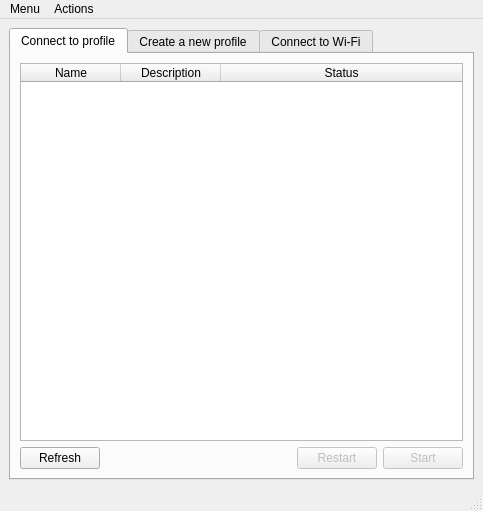
First picture: the form in sources/gui/src/mainwindow.ui, repository arcan1s/netctl-gui, before the edit.
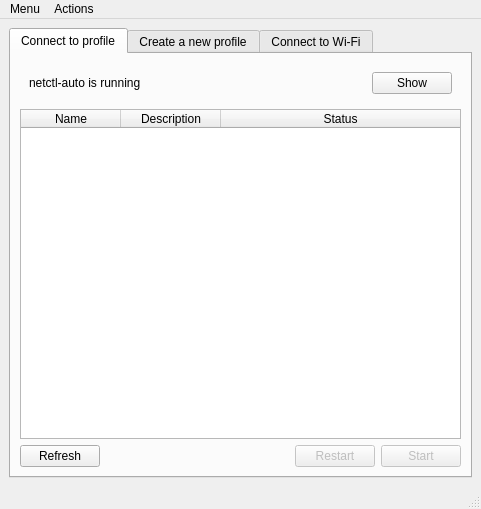
Second picture: the form after the edit. Icons and pictures are not drawn.

Commit message: added netctl-auto support to profiles

What changed in the file:
```diff
--- a/sources/gui/src/mainwindow.ui
+++ b/sources/gui/src/mainwindow.ui
@@ -6,8 +6,8 @@
    <rect>
     <x>0</x>
     <y>0</y>
-    <width>483</width>
-    <height>511</height>
+    <width>481</width>
+    <height>509</height>
    </rect>
   </property>
   <property name="windowTitle">
@@ -25,6 +25,32 @@
         <string>Connect to profile</string>
        </attribute>
        <layout class="QVBoxLayout" name="verticalLayout">
+        <item>
+         <widget class="QWidget" name="widget_netctlAuto" native="true">
+          <layout class="QHBoxLayout" name="layout_netctlAuto">
+           <item>
+            <widget class="QLabel" name="label_netctlAuto">
+             <property name="sizePolicy">
+              <sizepolicy hsizetype="Expanding" vsizetype="Preferred">
+               <horstretch>0</horstretch>
+               <verstretch>0</verstretch>
+              </sizepolicy>
+             </property>
+             <property name="text">
+              <string>netctl-auto is running</string>
+             </property>
+            </widget>
+           </item>
+           <item>
+            <widget class="QPushButton" name="pushButton_netctlAuto">
+             <property name="text">
+              <string>Show</string>
+             </property>
+            </widget>
+           </item>
+          </layout>
+         </widget>
+        </item>
         <item>
          <widget class="QTableWidget" name="tableWidget_main">
           <property name="contextMenuPolicy">
@@ -341,7 +367,7 @@
     <rect>
      <x>0</x>
      <y>0</y>
-     <width>483</width>
+     <width>481</width>
      <height>22</height>
     </rect>
    </property>
```
Left out of the diff: 50 changed lines with no effect on the pictures. The commit also changes 2 other files.
